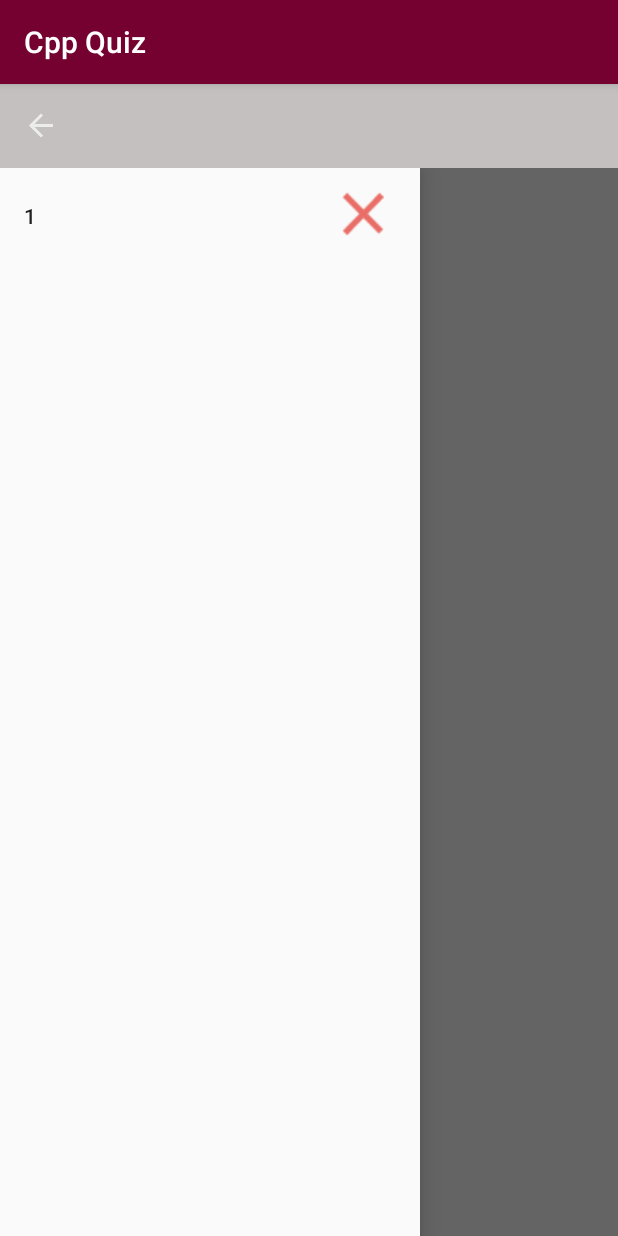
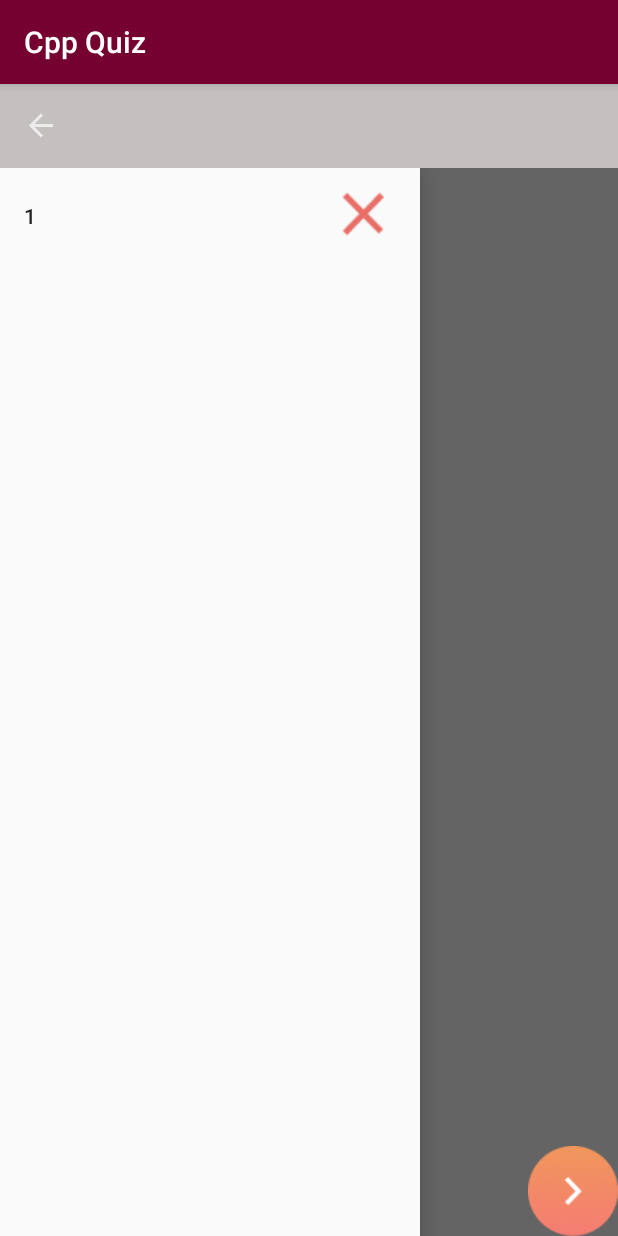
Before and after one commit to diman240798/Board, an Android app: the TestActivity screen opened directly, with no data from a screen before it, with the side drawer open, on a phone screen of 412 x 824 dp. Run offline under Robolectric (Android 15) with nearby library versions, the phone set to English and light mode, and no system bars.

Commit message:
Add next Button

```diff
--- a/app/src/main/res/layout/activity_test.xml
+++ b/app/src/main/res/layout/activity_test.xml
@@ -1,12 +1,14 @@
 <?xml version="1.0" encoding="utf-8"?>
-<LinearLayout
+<FrameLayout
         xmlns:android="http://schemas.android.com/apk/res/android"
         xmlns:tools="http://schemas.android.com/tools"
         xmlns:app="http://schemas.android.com/apk/res-auto"
-        android:orientation="vertical"
         android:layout_width="match_parent"
         android:layout_height="match_parent"
         tools:context=".test.activity.TestActivity">
+    <LinearLayout android:orientation="vertical"
+                  android:layout_width="match_parent"
+                  android:layout_height="match_parent">
         <android.support.v7.widget.Toolbar
                 android:id="@+id/toolbar"
                 android:layout_width="match_parent"
@@ -45,3 +47,12 @@
                 android:layout_height="match_parent"/>
 
     </LinearLayout>
+
+    <ImageView
+            android:background="@drawable/next_button"
+            android:layout_gravity="bottom|end"
+            android:onClick="onNextPressed"
+            android:layout_width="60dp"
+            android:layout_height="60dp"/>
+
+</FrameLayout>
```
Also changed, not shown: app/src/main/res/drawable/next_button.png (added). Lines whose indentation alone changed are shown as unchanged.
